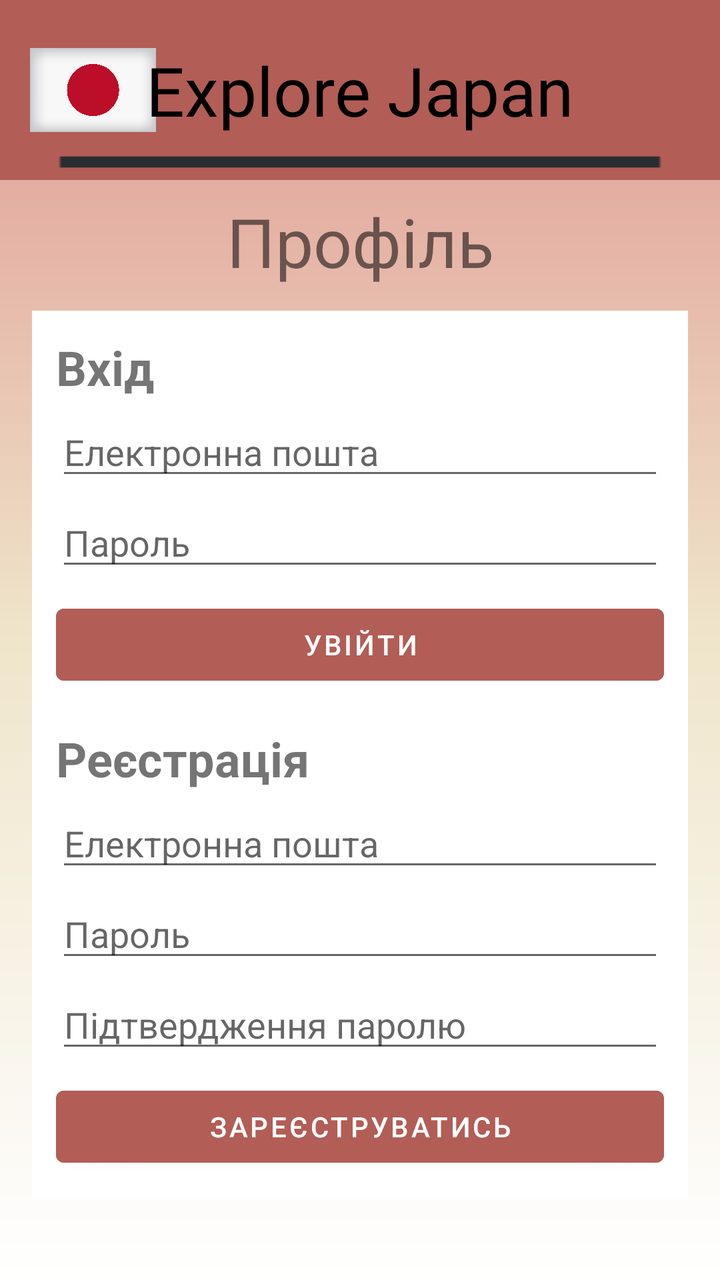
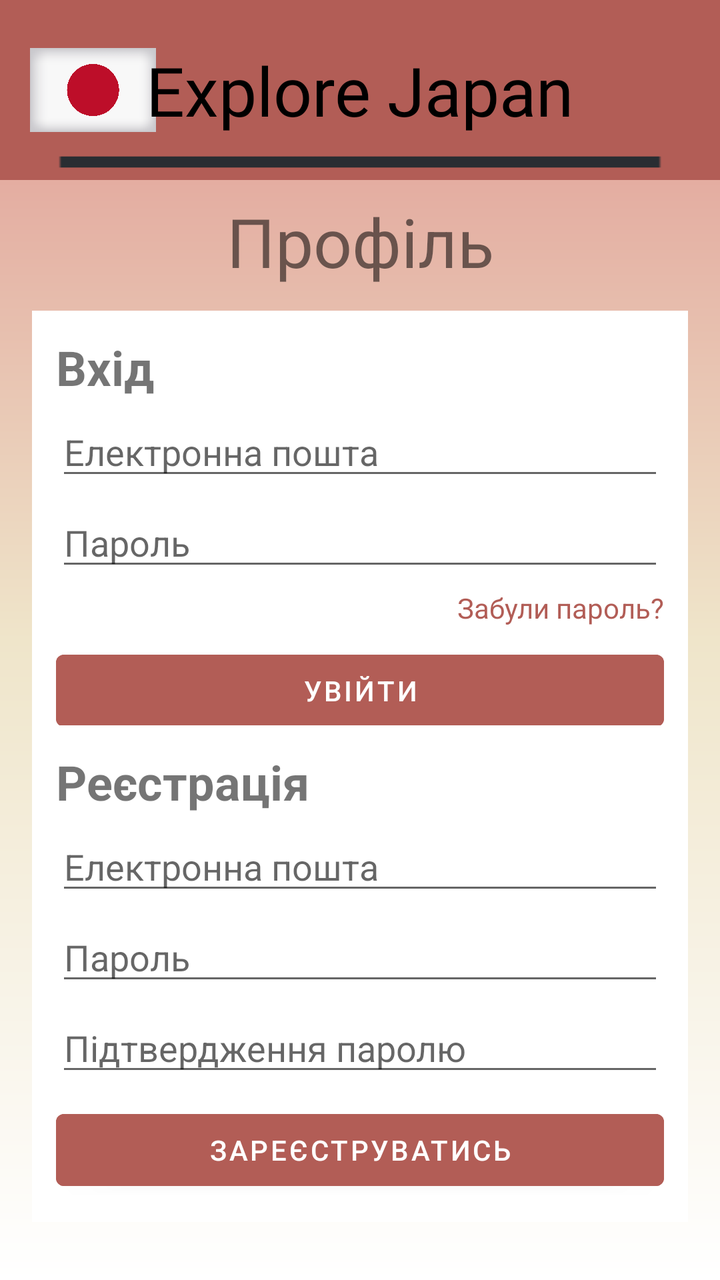

Compare the two renders of this Android layout. The source of the first and the diff that turns it into the second are given below.
<!-- AndroidManifest.xml: application theme Theme.ExploreJapanApp -->
<!-- res/layout/fragment__profile.xml -->
<?xml version="1.0" encoding="utf-8"?>
<androidx.constraintlayout.widget.ConstraintLayout xmlns:android="http://schemas.android.com/apk/res/android"
    xmlns:app="http://schemas.android.com/apk/res-auto"
    xmlns:tools="http://schemas.android.com/tools"
    android:layout_width="match_parent"
    android:layout_height="match_parent"
    android:background="@drawable/gradient_background"
    android:orientation="vertical">

    
    <androidx.constraintlayout.widget.ConstraintLayout
        android:id="@+id/header"
        android:layout_width="match_parent"
        android:layout_height="90dp"
        android:background="@color/lightred"
        app:layout_constraintTop_toTopOf="parent"
        tools:layout_editor_absoluteX="0dp">

        <ImageView
            android:id="@+id/top_line"
            android:layout_width="200dp"
            android:layout_height="wrap_content"
            android:layout_marginTop="72dp"
            android:scaleX="5"
            android:scaleY="1"
            android:src="@drawable/horizontal_line"
            app:layout_constraintBottom_toBottomOf="parent"
            app:layout_constraintEnd_toEndOf="parent"
            app:layout_constraintStart_toStartOf="parent"
            app:layout_constraintTop_toTopOf="parent" />

        <ImageView
            android:id="@+id/flag_japan"
            android:layout_width="63dp"
            android:layout_height="42dp"
            android:layout_marginStart="15dp"
            android:contentDescription="@string/hint_flag"
            android:src="@drawable/japanflag"
            app:layout_constraintBottom_toBottomOf="parent"
            app:layout_constraintStart_toStartOf="parent"
            app:layout_constraintTop_toTopOf="parent" />

        <TextView
            android:id="@+id/Title"
            android:layout_width="wrap_content"
            android:layout_height="wrap_content"
            android:fontFamily="@font/fjord_one"
            android:gravity="center_vertical"
            android:text="@string/app_name"
            android:textColor="@color/black"
            android:textSize="34sp"
            app:layout_constraintBottom_toBottomOf="parent"
            app:layout_constraintEnd_toEndOf="parent"
            app:layout_constraintStart_toStartOf="parent"
            app:layout_constraintTop_toTopOf="parent" />
    </androidx.constraintlayout.widget.ConstraintLayout>

    
    <TextView
        android:id="@+id/profile_title"
        android:layout_width="wrap_content"
        android:layout_height="wrap_content"
        android:layout_marginTop="8dp"
        android:text="@string/profile"
        android:textSize="34sp"
        app:layout_constraintEnd_toEndOf="parent"
        app:layout_constraintStart_toStartOf="parent"
        app:layout_constraintTop_toBottomOf="@+id/header" />

    
    <EditText
        android:id="@+id/new_email"
        android:layout_width="0dp"
        android:layout_height="wrap_content"
        android:layout_marginTop="16dp"
        android:layout_marginStart="16dp"
        android:layout_marginEnd="16dp"
        android:hint="@string/new_email"
        android:inputType="textEmailAddress"
        android:visibility="gone"
        app:layout_constraintEnd_toEndOf="parent"
        app:layout_constraintStart_toStartOf="parent"
        app:layout_constraintTop_toBottomOf="@+id/profile_title" />

    
    <Button
        android:id="@+id/update_email_button"
        android:layout_width="0dp"
        android:layout_height="wrap_content"
        android:layout_marginTop="8dp"
        android:layout_marginStart="16dp"
        android:layout_marginEnd="16dp"
        android:backgroundTint="@color/lightred"
        android:text="@string/button_update_email"
        android:visibility="gone"
        app:layout_constraintEnd_toEndOf="parent"
        app:layout_constraintStart_toStartOf="parent"
        app:layout_constraintTop_toBottomOf="@+id/new_email" />

    
    <EditText
        android:id="@+id/new_password"
        android:layout_width="0dp"
        android:layout_height="wrap_content"
        android:layout_marginTop="8dp"
        android:layout_marginStart="16dp"
        android:layout_marginEnd="16dp"
        android:hint="@string/new_password"
        android:inputType="textPassword"
        android:visibility="gone"
        app:layout_constraintEnd_toEndOf="parent"
        app:layout_constraintStart_toStartOf="parent"
        app:layout_constraintTop_toBottomOf="@+id/update_email_button" />

    
    <EditText
        android:id="@+id/confirm_new_password"
        android:layout_width="0dp"
        android:layout_height="wrap_content"
        android:layout_marginTop="8dp"
        android:layout_marginStart="16dp"
        android:layout_marginEnd="16dp"
        android:hint="@string/confirm_new_password"
        android:inputType="textPassword"
        android:visibility="gone"
        app:layout_constraintEnd_toEndOf="parent"
        app:layout_constraintStart_toStartOf="parent"
        app:layout_constraintTop_toBottomOf="@+id/new_password" />

    
    <Button
        android:id="@+id/update_password_button"
        android:layout_width="0dp"
        android:layout_height="wrap_content"
        android:layout_marginTop="8dp"
        android:layout_marginStart="16dp"
        android:layout_marginEnd="16dp"
        android:backgroundTint="@color/lightred"
        android:text="@string/button_update_password"
        android:visibility="gone"
        app:layout_constraintEnd_toEndOf="parent"
        app:layout_constraintStart_toStartOf="parent"
        app:layout_constraintTop_toBottomOf="@+id/confirm_new_password" />

    
    <Button
        android:id="@+id/logout_button"
        android:layout_width="0dp"
        android:layout_height="wrap_content"
        android:layout_marginTop="8dp"
        android:layout_marginStart="16dp"
        android:layout_marginEnd="16dp"
        android:backgroundTint="@color/lightred"
        android:text="@string/button_logout"
        android:visibility="gone"
        app:layout_constraintEnd_toEndOf="parent"
        app:layout_constraintStart_toStartOf="parent"
        app:layout_constraintTop_toBottomOf="@+id/update_password_button" />

    
    <Button
        android:id="@+id/delete_account_button"
        android:layout_width="0dp"
        android:layout_height="wrap_content"
        android:layout_marginTop="8dp"
        android:layout_marginStart="16dp"
        android:layout_marginEnd="16dp"
        android:backgroundTint="@color/lightred"
        android:text="@string/button_delete_account"
        android:visibility="gone"
        app:layout_constraintEnd_toEndOf="parent"
        app:layout_constraintStart_toStartOf="parent"
        app:layout_constraintTop_toBottomOf="@+id/logout_button" />

    
    <androidx.constraintlayout.widget.ConstraintLayout
        android:id="@+id/login_container"
        android:layout_width="0dp"
        android:layout_height="wrap_content"
        android:layout_marginTop="12dp"
        android:layout_marginStart="16dp"
        android:layout_marginEnd="16dp"
        android:background="@android:color/white"
        android:padding="12dp"
        app:layout_constraintEnd_toEndOf="parent"
        app:layout_constraintStart_toStartOf="parent"
        app:layout_constraintTop_toBottomOf="@+id/delete_account_button">

        <TextView
            android:id="@+id/login_title"
            android:layout_width="wrap_content"
            android:layout_height="wrap_content"
            android:text="@string/login"
            android:textSize="24sp"
            android:textStyle="bold"
            app:layout_constraintStart_toStartOf="parent"
            app:layout_constraintTop_toTopOf="parent" />

        <EditText
            android:id="@+id/login_email"
            android:layout_width="0dp"
            android:layout_height="wrap_content"
            android:layout_marginTop="4dp"
            android:hint="@string/email"
            android:inputType="textEmailAddress"
            app:layout_constraintEnd_toEndOf="parent"
            app:layout_constraintStart_toStartOf="parent"
            app:layout_constraintTop_toBottomOf="@+id/login_title" />

        <EditText
            android:id="@+id/login_password"
            android:layout_width="0dp"
            android:layout_height="wrap_content"
            android:layout_marginTop="4dp"
            android:hint="@string/password"
            android:inputType="textPassword"
            app:layout_constraintEnd_toEndOf="parent"
            app:layout_constraintStart_toStartOf="parent"
            app:layout_constraintTop_toBottomOf="@+id/login_email" />

        <Button
            android:id="@+id/login_button"
            android:layout_width="0dp"
            android:layout_height="wrap_content"
            android:layout_marginTop="8dp"
            android:backgroundTint="@color/lightred"
            android:text="@string/button_login"
            app:layout_constraintEnd_toEndOf="parent"
            app:layout_constraintStart_toStartOf="parent"
            app:layout_constraintTop_toBottomOf="@+id/login_password" />
    </androidx.constraintlayout.widget.ConstraintLayout>

    
    <androidx.constraintlayout.widget.ConstraintLayout
        android:id="@+id/register_container"
        android:layout_width="0dp"
        android:layout_height="wrap_content"
        android:layout_marginTop="8dp"
        android:layout_marginStart="16dp"
        android:layout_marginEnd="16dp"
        android:layout_marginBottom="56dp"
        android:background="@android:color/white"
        android:padding="12dp"
        app:layout_constraintBottom_toBottomOf="parent"
        app:layout_constraintEnd_toEndOf="parent"
        app:layout_constraintStart_toStartOf="parent"
        app:layout_constraintTop_toBottomOf="@+id/login_container">

        <TextView
            android:id="@+id/register_title"
            android:layout_width="wrap_content"
            android:layout_height="wrap_content"
            android:text="@string/registration"
            android:textSize="24sp"
            android:textStyle="bold"
            app:layout_constraintStart_toStartOf="parent"
            app:layout_constraintTop_toTopOf="parent" />

        <EditText
            android:id="@+id/register_email"
            android:layout_width="0dp"
            android:layout_height="wrap_content"
            android:layout_marginTop="4dp"
            android:hint="@string/email"
            android:inputType="textEmailAddress"
            app:layout_constraintEnd_toEndOf="parent"
            app:layout_constraintStart_toStartOf="parent"
            app:layout_constraintTop_toBottomOf="@+id/register_title" />

        <EditText
            android:id="@+id/register_password"
            android:layout_width="0dp"
            android:layout_height="wrap_content"
            android:layout_marginTop="4dp"
            android:hint="@string/password"
            android:inputType="textPassword"
            app:layout_constraintEnd_toEndOf="parent"
            app:layout_constraintStart_toStartOf="parent"
            app:layout_constraintTop_toBottomOf="@+id/register_email" />

        <EditText
            android:id="@+id/register_confirm_password"
            android:layout_width="0dp"
            android:layout_height="wrap_content"
            android:layout_marginTop="4dp"
            android:hint="@string/confirm_password"
            android:inputType="textPassword"
            app:layout_constraintEnd_toEndOf="parent"
            app:layout_constraintStart_toStartOf="parent"
            app:layout_constraintTop_toBottomOf="@+id/register_password" />

        <Button
            android:id="@+id/register_button"
            android:layout_width="0dp"
            android:layout_height="wrap_content"
            android:layout_marginTop="8dp"
            android:backgroundTint="@color/lightred"
            android:text="@string/button_registration"
            app:layout_constraintEnd_toEndOf="parent"
            app:layout_constraintStart_toStartOf="parent"
            app:layout_constraintTop_toBottomOf="@+id/register_confirm_password" />
    </androidx.constraintlayout.widget.ConstraintLayout>

</androidx.constraintlayout.widget.ConstraintLayout>
<!-- resources referenced by this layout -->
<resources>
  <color name="black">#FF000000</color>
  <color name="lightred">#B25D56</color>
  <!-- drawable gradient_background (drawable) -->
  <?xml version="1.0" encoding="utf-8"?>
  <shape xmlns:android="http://schemas.android.com/apk/res/android">
      <gradient
          android:startColor="@color/red2"
          android:centerColor="@color/background"
      android:endColor="@color/white"
      android:angle="145" />
  </shape>
  <!-- drawable horizontal_line: png bitmap (drawable, 2576 bytes) -->
  <!-- drawable japanflag: png bitmap (drawable, 423230 bytes) -->
  <string name="app_name">Explore Japan</string>
  <string name="button_delete_account">Видалити акаунт</string>
  <string name="button_login">Увійти</string>
  <string name="button_logout">Вийти</string>
  <string name="button_registration">Зареєструватись</string>
  <string name="button_update_email">Оновити пошту</string>
  <string name="button_update_password">Оновити пароль</string>
  <string name="confirm_new_password">Підтвердіть новий пароль</string>
  <string name="confirm_password">Підтвердження паролю</string>
  <string name="email">Електронна пошта</string>
  <string name="hint_flag">flag_photo</string>
  <string name="login">Вхід</string>
  <string name="new_email">Нова пошта</string>
  <string name="new_password">Новий пароль</string>
  <string name="password">Пароль</string>
  <string name="profile">Профіль</string>
  <string name="registration">Реєстрація</string>
  <style name="Theme.ExploreJapanApp" parent="Theme.MaterialComponents.Light.NoActionBar">
          <item name="colorPrimary">@color/black</item>
          <item name="colorSecondary">@color/black</item>
          <item name="colorOnPrimary">@android:color/white</item>
          <item name="colorOnSecondary">@android:color/white</item>
          <item name="android:statusBarColor">@color/black</item>
      </style>
  <color name="red2">#DF9791</color>
  <color name="background">#EFE5CA</color>
  <color name="white">#FFFFFFFF</color>
</resources>

<!-- the commit's change to res/layout/fragment__profile.xml (unified diff, before → after) -->
@@ -218,6 +218,18 @@
             app:layout_constraintStart_toStartOf="parent"
             app:layout_constraintTop_toBottomOf="@+id/login_email" />
 
+        
+        <TextView
+            android:id="@+id/forgot_password"
+            android:layout_width="wrap_content"
+            android:layout_height="wrap_content"
+            android:layout_marginTop="4dp"
+            android:text="@string/forgot_password"
+            android:textColor="@color/lightred"
+            android:textSize="14sp"
+            app:layout_constraintEnd_toEndOf="parent"
+            app:layout_constraintTop_toBottomOf="@+id/login_password" />
+
         <Button
             android:id="@+id/login_button"
             android:layout_width="0dp"
@@ -227,7 +239,7 @@
             android:text="@string/button_login"
             app:layout_constraintEnd_toEndOf="parent"
             app:layout_constraintStart_toStartOf="parent"
-            app:layout_constraintTop_toBottomOf="@+id/login_password" />
+            app:layout_constraintTop_toBottomOf="@+id/forgot_password" />
     </androidx.constraintlayout.widget.ConstraintLayout>
 
     
<!-- resource entries referenced after the edit -->
@@ -23,6 +23,7 @@
   <string name="confirm_new_password">Підтвердіть новий пароль</string>
   <string name="confirm_password">Підтвердження паролю</string>
   <string name="email">Електронна пошта</string>
+  <string name="forgot_password">Забули пароль?</string>
   <string name="hint_flag">flag_photo</string>
   <string name="login">Вхід</string>
   <string name="new_email">Нова пошта</string>
